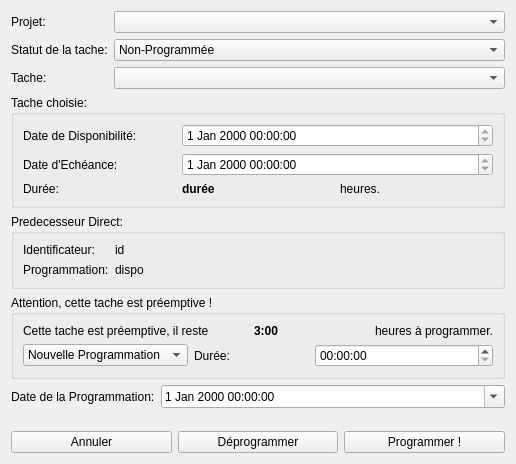
Qt form Project_Calendar/GUI/programmationtache.ui (Stardust1002/Project_Calendar) before a commit.
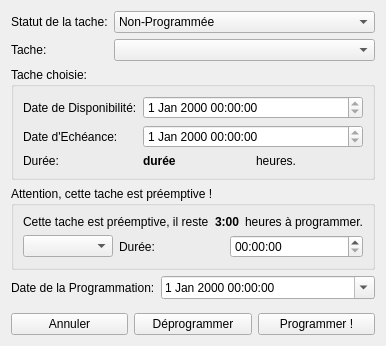
The same form after that commit.

Commit message: Tache Programmation DONE

The edit to the form file:
```diff
--- a/Project_Calendar/GUI/programmationtache.ui
+++ b/Project_Calendar/GUI/programmationtache.ui
@@ -6,8 +6,8 @@
    <rect>
     <x>0</x>
     <y>0</y>
-    <width>516</width>
-    <height>464</height>
+    <width>362</width>
+    <height>346</height>
    </rect>
   </property>
   <property name="windowTitle">
@@ -19,23 +19,13 @@
      <item row="0" column="0">
       <layout class="QFormLayout" name="formLayout">
        <item row="0" column="0">
-        <widget class="QLabel" name="label_projj">
-         <property name="text">
-          <string>Projet:</string>
-         </property>
-        </widget>
-       </item>
-       <item row="0" column="1">
-        <widget class="QComboBox" name="projet"/>
-       </item>
-       <item row="1" column="0">
         <widget class="QLabel" name="label_8">
          <property name="text">
           <string>Statut de la tache:</string>
          </property>
         </widget>
        </item>
-       <item row="1" column="1">
+       <item row="0" column="1">
         <widget class="QComboBox" name="statut">
          <item>
           <property name="text">
@@ -54,14 +44,14 @@
          </item>
         </widget>
        </item>
-       <item row="2" column="0">
+       <item row="1" column="0">
         <widget class="QLabel" name="label">
          <property name="text">
           <string>Tache:</string>
          </property>
         </widget>
        </item>
-       <item row="2" column="1">
+       <item row="1" column="1">
         <widget class="QComboBox" name="tache"/>
        </item>
       </layout>
@@ -161,43 +151,6 @@
       </widget>
      </item>
      <item row="2" column="0">
-      <widget class="QGroupBox" name="groupBox_3">
-       <property name="title">
-        <string>Predecesseur Direct:</string>
-       </property>
-       <layout class="QFormLayout" name="formLayout_4">
-        <item row="1" column="0">
-         <widget class="QLabel" name="label_7">
-          <property name="text">
-           <string>Programmation:</string>
-          </property>
-         </widget>
-        </item>
-        <item row="1" column="1">
-         <widget class="QLabel" name="pred">
-          <property name="text">
-           <string>dispo</string>
-          </property>
-         </widget>
-        </item>
-        <item row="0" column="0">
-         <widget class="QLabel" name="label_6">
-          <property name="text">
-           <string>Identificateur:</string>
-          </property>
-         </widget>
-        </item>
-        <item row="0" column="1">
-         <widget class="QLabel" name="identificateur">
-          <property name="text">
-           <string>id</string>
-          </property>
-         </widget>
-        </item>
-       </layout>
-      </widget>
-     </item>
-     <item row="3" column="0">
       <widget class="QGroupBox" name="groupBox_2">
        <property name="title">
         <string>Attention, cette tache est préemptive !</string>
@@ -231,23 +184,7 @@
          </widget>
         </item>
         <item row="1" column="0">
-         <widget class="QComboBox" name="comboBox">
-          <item>
-           <property name="text">
-            <string>Nouvelle Programmation</string>
-           </property>
-          </item>
-          <item>
-           <property name="text">
-            <string>Programmation n°2</string>
-           </property>
-          </item>
-          <item>
-           <property name="text">
-            <string>Programmation n°1</string>
-           </property>
-          </item>
-         </widget>
+         <widget class="QComboBox" name="listeprogrammation"/>
         </item>
         <item row="1" column="1" colspan="2">
          <widget class="QLabel" name="label_10">
@@ -262,7 +199,7 @@
        </layout>
       </widget>
      </item>
-     <item row="4" column="0">
+     <item row="3" column="0">
       <layout class="QFormLayout" name="formLayout_2">
        <item row="0" column="0">
         <widget class="QLabel" name="label_5">
@@ -280,7 +217,7 @@
        </item>
       </layout>
      </item>
-     <item row="5" column="0">
+     <item row="4" column="0">
       <layout class="QHBoxLayout" name="horizontalLayout">
        <item>
         <widget class="QPushButton" name="annuler">
```
The commit also changes 6 other files.
